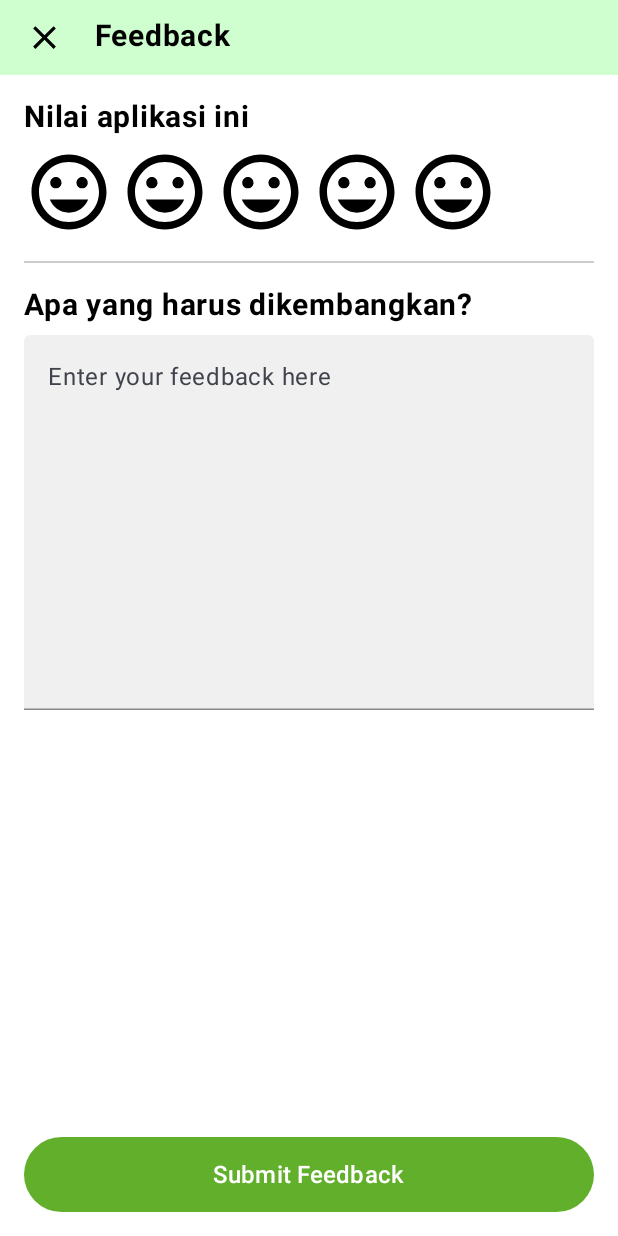
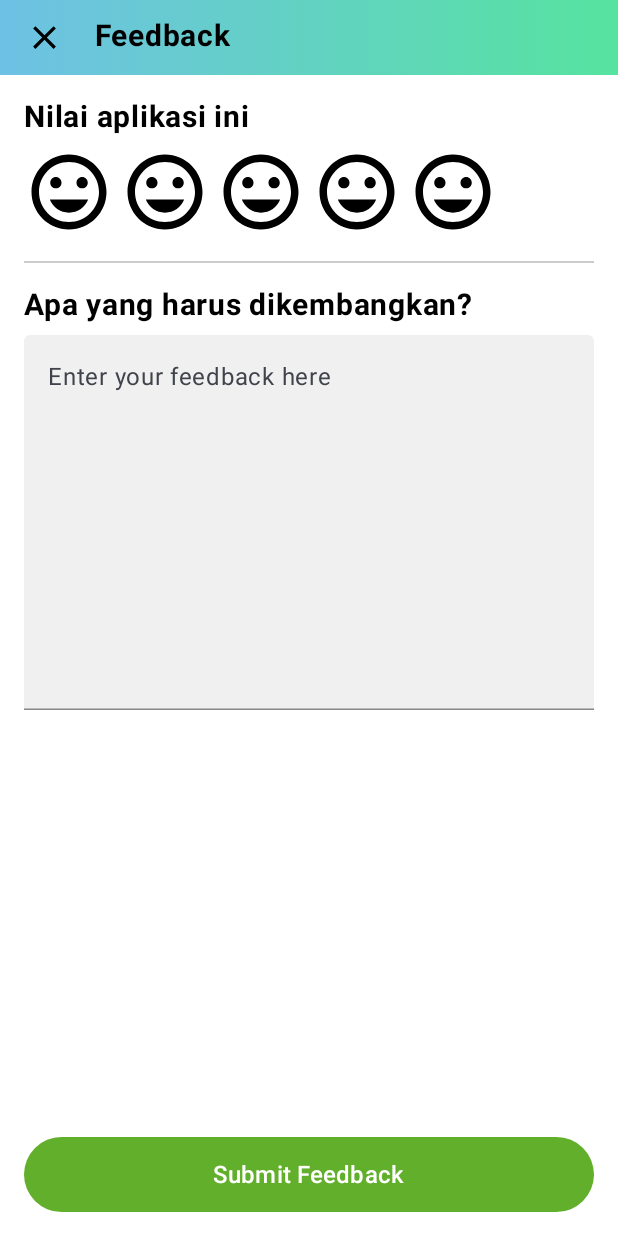
Before and after one commit to AlwaysMori/compose-ml, an Android app built with Jetpack Compose: the composable FeedbackScreen shown on its own in the app's theme, on a phone screen of 412 x 824 dp. Run offline under Robolectric (Android 15) with nearby library versions, the phone set to English and light mode, and no system bars; libraries missing offline, so code that uses them is left out: io.realm, io.realm.kotlin, org.bson.types; 5 statements that could not run were skipped.

```diff
--- a/app/src/main/java/com/skripsi/testapp/feedback.kt
+++ b/app/src/main/java/com/skripsi/testapp/feedback.kt
@@ -33,6 +33,8 @@ import androidx.compose.ui.unit.dp
 import androidx.compose.ui.unit.sp
 import androidx.compose.runtime.getValue
 import androidx.compose.runtime.setValue
+import androidx.compose.ui.geometry.Offset
+import androidx.compose.ui.graphics.Brush
 import androidx.compose.ui.graphics.toArgb
 import androidx.compose.ui.platform.LocalContext
 import androidx.navigation.NavHostController
@@ -66,7 +68,13 @@ fun FeedbackScreen(navController: NavHostController) {
                 modifier = Modifier
                     .fillMaxWidth()
                     .height(50.dp)
-                    .background(Color(0xFFD0FFCF))
+                    .background(
+                        brush = Brush.linearGradient(
+                            colors = listOf(Color(0xFF6EC1E4), Color(0xFF56E39F)),
+                            start = Offset(0f, 0f),
+                            end = Offset(Float.POSITIVE_INFINITY, 0f)
+                        )
+                    )
                     .padding(12.dp),
             ) {
                 Row {
```
Also changed, not shown: app/src/main/java/com/skripsi/testapp/ui/recommendations.kt (+9 -1 lines), app/src/main/java/com/skripsi/testapp/ui/scanner.kt (+14 -11 lines).
